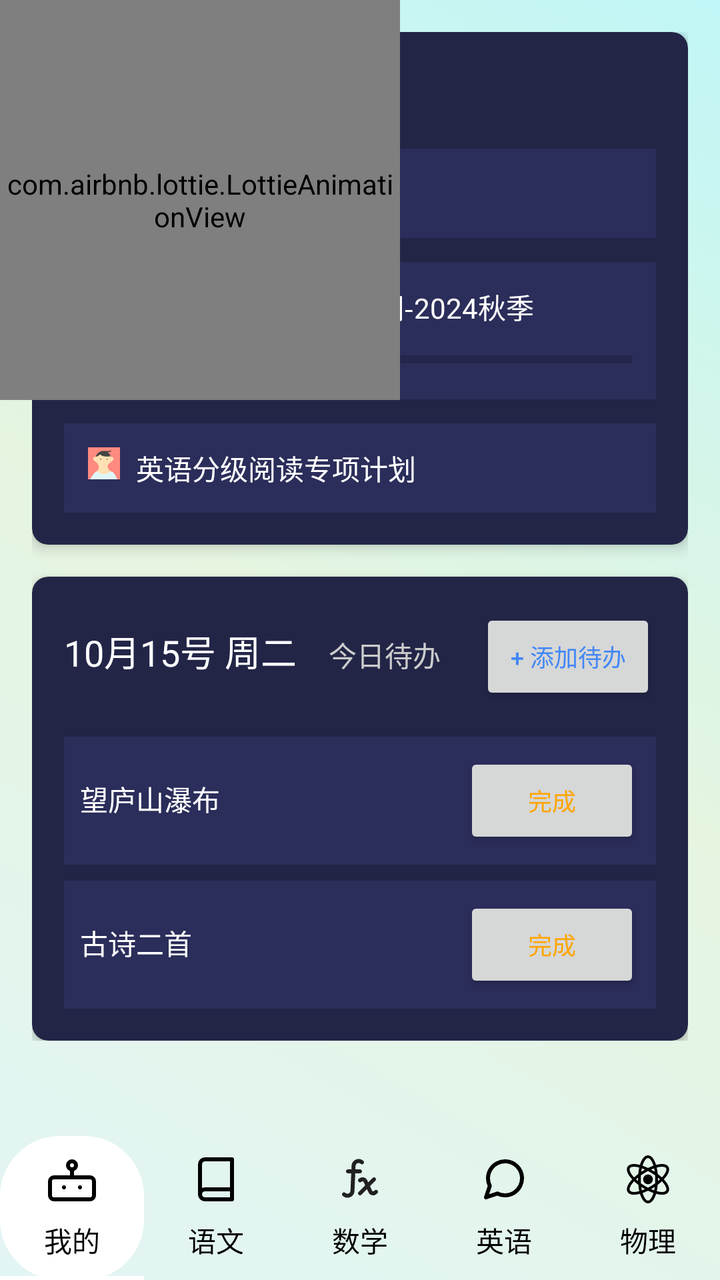
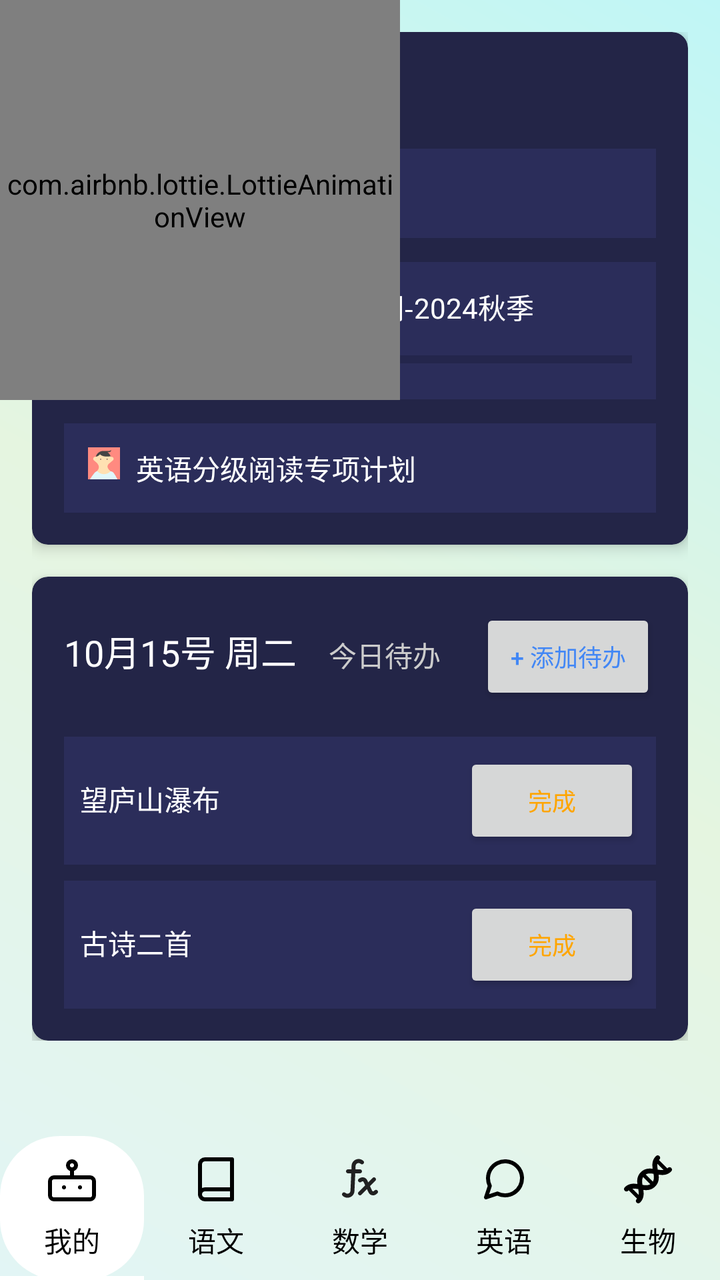

Two renders of the same Android screen: before a commit and after it. Below are the layout's source before the change and the commit's diff.
<!-- AndroidManifest.xml: activity theme Theme.IMatesApp.FullScreen -->
<!-- res/layout/activity_main.xml -->
<?xml version="1.0" encoding="utf-8"?>
<androidx.constraintlayout.widget.ConstraintLayout
    xmlns:android="http://schemas.android.com/apk/res/android"
    xmlns:app="http://schemas.android.com/apk/res-auto"
    android:layout_width="match_parent"
    android:layout_height="match_parent"
    android:fitsSystemWindows="true"
    android:background="@drawable/app_main_background">

    <com.google.android.material.navigation.NavigationView
        android:id="@+id/nav_view"
        android:layout_width="wrap_content"
        android:layout_height="match_parent"
        android:layout_gravity="start"
        android:fitsSystemWindows="true"
        android:visibility="invisible"
        app:layout_constraintTop_toTopOf="parent"
        app:layout_constraintBottom_toTopOf="@id/bottomNavigation"
        app:layout_constraintStart_toStartOf="parent"
        app:headerLayout="@layout/nav_header_main"
        app:menu="@menu/navigation_drawer" />


    <ScrollView
        android:layout_width="match_parent"
        android:layout_height="0dp"
        app:layout_constraintTop_toTopOf="parent"
        app:layout_constraintBottom_toTopOf="@id/bottomNavigation"
        app:layout_constraintStart_toStartOf="parent"
        app:layout_constraintEnd_toEndOf="parent"
    >

        <LinearLayout
            android:layout_width="match_parent"
            android:layout_height="wrap_content"
            android:orientation="vertical"
            android:padding="16dp">

            
            <androidx.cardview.widget.CardView
                android:layout_width="match_parent"
                android:layout_height="wrap_content"
                android:layout_marginBottom="16dp"
                app:cardBackgroundColor="#232547"
                app:cardCornerRadius="8dp"
                app:cardElevation="4dp">

                <LinearLayout
                    android:layout_width="match_parent"
                    android:layout_height="wrap_content"
                    android:orientation="vertical"
                    android:padding="16dp">

                    <TextView
                        android:layout_width="wrap_content"
                        android:layout_height="wrap_content"
                        android:layout_marginBottom="16dp"
                        android:text="我的计划"
                        android:textColor="#FFFFFF"
                        android:textSize="18sp" />

                    <LinearLayout
                        android:layout_width="match_parent"
                        android:layout_height="wrap_content"
                        android:background="#2b2d5a"
                        android:orientation="horizontal"
                        android:padding="12dp">

                        <ImageView
                            android:layout_width="16dp"
                            android:layout_height="16dp"
                            android:src="@drawable/avatar_1" />

                        <TextView
                            android:layout_width="wrap_content"
                            android:layout_height="wrap_content"
                            android:layout_marginStart="8dp"
                            android:text="幼小衔接专项计划"
                            android:textColor="#FFFFFF"
                            android:textSize="14sp" />

                    </LinearLayout>

                    <LinearLayout
                        android:layout_width="match_parent"
                        android:layout_height="wrap_content"
                        android:layout_marginTop="12dp"
                        android:background="#2b2d5a"
                        android:orientation="vertical"
                        android:padding="12dp">

                        <LinearLayout
                            android:layout_width="match_parent"
                            android:layout_height="wrap_content"
                            android:orientation="horizontal">

                            <ImageView
                                android:layout_width="16dp"
                                android:layout_height="16dp"
                                android:src="@drawable/avatar_1" />

                            <TextView
                                android:layout_width="wrap_content"
                                android:layout_height="wrap_content"
                                android:layout_marginStart="8dp"
                                android:text="小学语文阅读计划1期-2024秋季"
                                android:textColor="#FFFFFF"
                                android:textSize="14sp" />

                        </LinearLayout>

                        <ProgressBar
                            style="?android:attr/progressBarStyleHorizontal"
                            android:layout_width="match_parent"
                            android:layout_height="wrap_content"
                            android:layout_marginTop="8dp"
                            android:progress="33" />

                    </LinearLayout>

                    <LinearLayout
                        android:layout_width="match_parent"
                        android:layout_height="wrap_content"
                        android:layout_marginTop="12dp"
                        android:background="#2b2d5a"
                        android:orientation="horizontal"
                        android:padding="12dp">

                        <ImageView
                            android:layout_width="16dp"
                            android:layout_height="16dp"
                            android:src="@drawable/avatar_1" />

                        <TextView
                            android:layout_width="wrap_content"
                            android:layout_height="wrap_content"
                            android:layout_marginStart="8dp"
                            android:text="英语分级阅读专项计划"
                            android:textColor="#FFFFFF"
                            android:textSize="14sp" />

                    </LinearLayout>

                </LinearLayout>

            </androidx.cardview.widget.CardView>

            
            <androidx.cardview.widget.CardView
                android:layout_width="match_parent"
                android:layout_height="wrap_content"
                app:cardBackgroundColor="#232547"
                app:cardCornerRadius="8dp"
                app:cardElevation="4dp">

                <LinearLayout
                    android:layout_width="match_parent"
                    android:layout_height="wrap_content"
                    android:orientation="vertical"
                    android:padding="16dp">

                    <LinearLayout
                        android:layout_width="match_parent"
                        android:layout_height="wrap_content"
                        android:orientation="horizontal">

                        <TextView
                            android:layout_width="wrap_content"
                            android:layout_height="wrap_content"
                            android:text="10月15号 周二"
                            android:textColor="#FFFFFF"
                            android:textSize="18sp" />

                        <TextView
                            android:layout_width="wrap_content"
                            android:layout_height="wrap_content"
                            android:layout_marginStart="16dp"
                            android:text="今日待办"
                            android:textColor="#CCCCCC"
                            android:textSize="14sp" />

                        <View
                            android:layout_width="0dp"
                            android:layout_height="0dp"
                            android:layout_weight="1" />

                        <Button
                            android:layout_width="wrap_content"
                            android:layout_height="wrap_content"
                            android:text="+ 添加待办"
                            android:textColor="#4287f5"
                            android:textSize="12sp"
                            app:backgroundTint="#232547" />

                    </LinearLayout>

                    <LinearLayout
                        android:layout_width="match_parent"
                        android:layout_height="wrap_content"
                        android:layout_marginTop="16dp"
                        android:background="#2b2d5a"
                        android:orientation="horizontal"
                        android:padding="8dp">

                        <TextView
                            android:layout_width="0dp"
                            android:layout_height="wrap_content"
                            android:layout_weight="1"
                            android:text="望庐山瀑布"
                            android:textColor="#FFFFFF"
                            android:textSize="14sp" />

                        <Button
                            android:layout_width="wrap_content"
                            android:layout_height="wrap_content"
                            android:text="完成"
                            android:textColor="#FFA500"
                            android:textSize="12sp"
                            app:backgroundTint="#33FFA500" />

                    </LinearLayout>

                    <LinearLayout
                        android:layout_width="match_parent"
                        android:layout_height="wrap_content"
                        android:layout_marginTop="8dp"
                        android:background="#2b2d5a"
                        android:orientation="horizontal"
                        android:padding="8dp">

                        <TextView
                            android:layout_width="0dp"
                            android:layout_height="wrap_content"
                            android:layout_weight="1"
                            android:text="古诗二首"
                            android:textColor="#FFFFFF"
                            android:textSize="14sp" />

                        <Button
                            android:layout_width="wrap_content"
                            android:layout_height="wrap_content"
                            android:text="完成"
                            android:textColor="#FFA500"
                            android:textSize="12sp"
                            app:backgroundTint="#33FFA500" />

                    </LinearLayout>

                </LinearLayout>

            </androidx.cardview.widget.CardView>

        </LinearLayout>

    </ScrollView>

    <HorizontalScrollView
        android:id="@+id/bottomNavigation"
        android:layout_width="match_parent"
        android:layout_height="wrap_content"
        android:scrollbars="none"
        app:layout_constraintBottom_toBottomOf="parent">

        <com.google.android.material.tabs.TabLayout
            android:id="@+id/tabLayout"
            android:layout_width="wrap_content"
            android:layout_height="wrap_content"
            app:tabGravity="center"
            app:tabIndicatorFullWidth="true"
            app:tabIndicatorColor="@android:color/white"
            app:tabIndicatorHeight="2dp"
            app:tabMode="scrollable"
            style="@style/CustomTabLayout">

            <com.google.android.material.tabs.TabItem
                android:layout_width="wrap_content"
                android:layout_height="wrap_content"
                android:icon="@drawable/ic_robot"
                android:text="我的" />

            <com.google.android.material.tabs.TabItem
                android:layout_width="wrap_content"
                android:layout_height="wrap_content"
                android:icon="@drawable/ic_literature"
                android:text="语文" />

            <com.google.android.material.tabs.TabItem
                android:layout_width="wrap_content"
                android:layout_height="wrap_content"
                android:icon="@drawable/ic_math"
                android:text="数学" />

            <com.google.android.material.tabs.TabItem
                android:layout_width="wrap_content"
                android:layout_height="wrap_content"
                android:icon="@drawable/ic_message_circle"
                android:text="英语" />

            <com.google.android.material.tabs.TabItem
                android:layout_width="wrap_content"
                android:layout_height="wrap_content"
                android:icon="@drawable/ic_physics"
                android:text="物理" />

            <com.google.android.material.tabs.TabItem
                android:layout_width="wrap_content"
                android:layout_height="wrap_content"
                android:icon="@drawable/ic_chemical"
                android:text="化学" />

            <com.google.android.material.tabs.TabItem
                android:layout_width="wrap_content"
                android:layout_height="wrap_content"
                android:icon="@drawable/ic_biology"
                android:text="生物" />

        </com.google.android.material.tabs.TabLayout>

    </HorizontalScrollView>

    <FrameLayout
        android:id="@+id/lottieContainer"
        android:layout_width="match_parent"
        android:layout_height="match_parent"
        app:layout_constraintTop_toTopOf="parent"
        app:layout_constraintBottom_toBottomOf="parent"
        app:layout_constraintLeft_toLeftOf="parent"
        app:layout_constraintRight_toRightOf="parent">

        
        <com.airbnb.lottie.LottieAnimationView
            android:id="@+id/lottieAnimationView"
            android:layout_width="200dp"
            android:layout_height="200dp"
            app:lottie_fileName="Animation1.json"
            app:lottie_autoPlay="true"
            app:lottie_loop="true" />

    </FrameLayout>

</androidx.constraintlayout.widget.ConstraintLayout>
<!-- res/layout/nav_header_main.xml (included above) -->
<?xml version="1.0" encoding="utf-8"?>
<LinearLayout xmlns:android="http://schemas.android.com/apk/res/android"
    xmlns:app="http://schemas.android.com/apk/res-auto"
    android:layout_width="match_parent"
    android:layout_height="176dp"
    android:background="@drawable/side_nav_bar"
    android:gravity="bottom"
    android:orientation="vertical"
    android:padding="16dp">

    <ImageView
        android:id="@+id/imageView"
        android:layout_width="wrap_content"
        android:layout_height="wrap_content"
        android:contentDescription="@string/nav_header_desc"
        android:paddingTop="8dp"
        app:srcCompat="@mipmap/ic_launcher_round" />

    <TextView
        android:layout_width="match_parent"
        android:layout_height="wrap_content"
        android:paddingTop="8dp"
        android:text="@string/nav_header_title" />

    <TextView
        android:id="@+id/textView"
        android:layout_width="wrap_content"
        android:layout_height="wrap_content"
        android:text="@string/nav_header_subtitle" />
</LinearLayout>
<!-- resources referenced by this layout -->
<resources>
  <!-- drawable app_main_background (drawable) -->
  <layer-list xmlns:android="http://schemas.android.com/apk/res/android">
      
      <item>
          <shape android:shape="rectangle">
              <gradient
                  android:startColor="#E2F5F5"
                  android:centerColor="#e5f5e0"
                  android:endColor="#C0F6F6"
                  android:type="linear"
                  android:angle="45" />
          </shape>
      </item>
  </layer-list>
  <!-- drawable ic_literature (drawable) -->
  <vector xmlns:android="http://schemas.android.com/apk/res/android"
      android:width="24dp"
      android:height="24dp"
      android:viewportWidth="24"
      android:viewportHeight="24">
      <path
          android:pathData="M4,19.5A2.5,2.5 0,0 1,6.5 17H20"
          android:strokeLineJoin="round"
          android:strokeWidth="2"
          android:fillColor="#00000000"
          android:strokeColor="#000000"
          android:strokeLineCap="round"/>
      <path
          android:pathData="M6.5,2H20v20H6.5A2.5,2.5 0,0 1,4 19.5v-15A2.5,2.5 0,0 1,6.5 2z"
          android:strokeLineJoin="round"
          android:strokeWidth="2"
          android:fillColor="#00000000"
          android:strokeColor="#000000"
          android:strokeLineCap="round"/>
  </vector>
  <!-- drawable ic_message_circle (drawable) -->
  <vector xmlns:android="http://schemas.android.com/apk/res/android"
      android:width="24dp"
      android:height="24dp"
      android:viewportWidth="24"
      android:viewportHeight="24">
      <path
          android:pathData="M21,11.5a8.38,8.38 0,0 1,-0.9 3.8,8.5 8.5,0 0,1 -7.6,4.7 8.38,8.38 0,0 1,-3.8 -0.9L3,21l1.9,-5.7a8.38,8.38 0,0 1,-0.9 -3.8,8.5 8.5,0 0,1 4.7,-7.6 8.38,8.38 0,0 1,3.8 -0.9h0.5a8.48,8.48 0,0 1,8 8v0.5z"
          android:strokeLineJoin="round"
          android:strokeWidth="2"
          android:fillColor="#00000000"
          android:strokeColor="#000000"
          android:strokeLineCap="round"/>
  </vector>
  <!-- drawable side_nav_bar (drawable) -->
  <shape xmlns:android="http://schemas.android.com/apk/res/android"
      android:shape="rectangle">
      <gradient
          android:angle="135"
          android:centerColor="#009688"
          android:endColor="#00695C"
          android:startColor="#4DB6AC"
          android:type="linear" />
  </shape>
  <!-- mipmap ic_launcher_round (mipmap-anydpi-v26) -->
  <?xml version="1.0" encoding="utf-8"?>
  <adaptive-icon xmlns:android="http://schemas.android.com/apk/res/android">
      <background android:drawable="@drawable/ic_launcher_background"/>
      <foreground android:drawable="@mipmap/ic_launcher_foreground"/>
  </adaptive-icon>
  <string name="nav_header_desc">Navigation header</string>
  <string name="nav_header_subtitle">android.studio@android.com</string>
  <string name="nav_header_title">Android Studio</string>
  <style name="CustomTabLayout" parent="Widget.Design.TabLayout">
          <item name="tabBackground">@color/tab_background_selector</item>
          <item name="tabIndicatorHeight">0dp</item>
          <item name="tabTextColor">@android:color/black</item>
          <item name="tabSelectedTextColor">@android:color/black</item>
      </style>
  <style name="Theme.IMatesApp.FullScreen" parent="Theme.AppCompat.Light.NoActionBar">
          
          <item name="android:windowFullscreen">true</item>
          
          <item name="android:windowTranslucentStatus">true</item>
          
          <item name="android:windowTranslucentNavigation">true</item>
      </style>
  <!-- unchanged entries left out for length: 7 -->
</resources>

<!-- the commit's change to res/layout/activity_main.xml (unified diff, before → after) -->
@@ -299,6 +299,12 @@
             <com.google.android.material.tabs.TabItem
                 android:layout_width="wrap_content"
                 android:layout_height="wrap_content"
+                android:icon="@drawable/ic_biology"
+                android:text="生物" />
+
+            <com.google.android.material.tabs.TabItem
+                android:layout_width="wrap_content"
+                android:layout_height="wrap_content"
                 android:icon="@drawable/ic_physics"
                 android:text="物理" />
 
@@ -307,12 +313,6 @@
                 android:layout_height="wrap_content"
                 android:icon="@drawable/ic_chemical"
                 android:text="化学" />
-
-            <com.google.android.material.tabs.TabItem
-                android:layout_width="wrap_content"
-                android:layout_height="wrap_content"
-                android:icon="@drawable/ic_biology"
-                android:text="生物" />
 
         </com.google.android.material.tabs.TabLayout>
 
